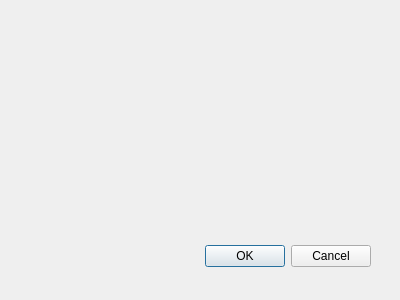
adinamariav/chatapp, file modifypasswindow.ui: the form before one commit.
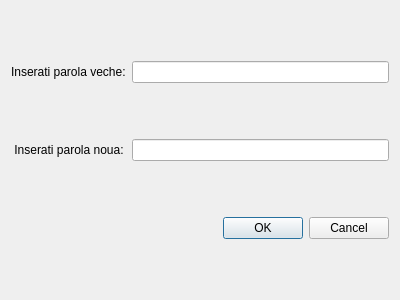
The form after the commit.

```diff
--- a/modifypasswindow.ui
+++ b/modifypasswindow.ui
@@ -15,15 +15,37 @@
   <property name="windowTitle">
    <string>Dialog</string>
   </property>
-  <widget name="buttonBox" class="QDialogButtonBox">
-   <property name="geometry">
-    <rect>
-     <x>30</x>
-     <y>240</y>
-     <width>341</width>
-     <height>32</height>
-    </rect>
-   </property>
+  <layout class="QGridLayout" name="gridLayout">
+   <item row="0" column="0">
+    <widget class="QLabel" name="label_2">
+     <property name="text">
+      <string>Inserati parola veche:</string>
+     </property>
+    </widget>
+   </item>
+   <item row="0" column="1">
+    <widget class="QLineEdit" name="oldPassEdit">
+     <property name="echoMode">
+      <enum>QLineEdit::Password</enum>
+     </property>
+    </widget>
+   </item>
+   <item row="1" column="0">
+    <widget class="QLabel" name="label_3">
+     <property name="text">
+      <string> Inserati parola noua:</string>
+     </property>
+    </widget>
+   </item>
+   <item row="1" column="1">
+    <widget class="QLineEdit" name="newPassEdit">
+     <property name="echoMode">
+      <enum>QLineEdit::Password</enum>
+     </property>
+    </widget>
+   </item>
+   <item row="2" column="0" colspan="2">
+    <widget class="QDialogButtonBox" name="buttonBox">
    <property name="orientation">
     <enum>Qt::Horizontal</enum>
    </property>
@@ -31,6 +53,8 @@
     <set>QDialogButtonBox::Cancel|QDialogButtonBox::Ok</set>
    </property>
   </widget>
+   </item>
+  </layout>
  </widget>
  <pixmapfunction/>
  <resources/>
```
Left out of the diff: 7 changed lines with no effect on the pictures. Lines whose indentation alone changed are shown as unchanged.
